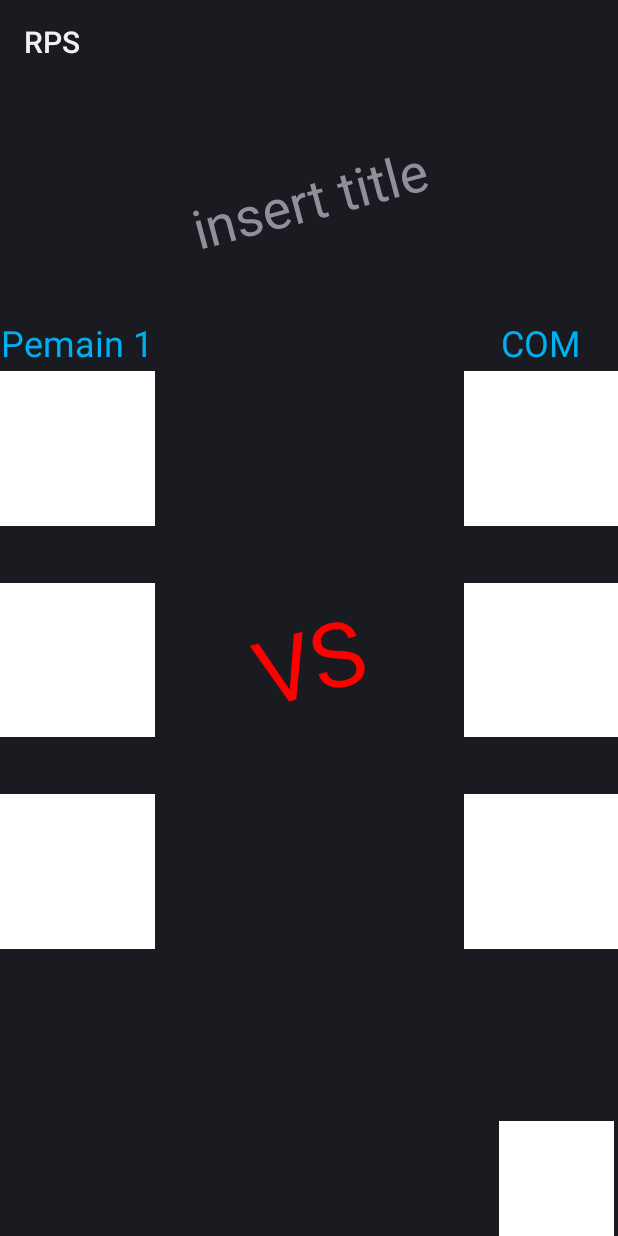
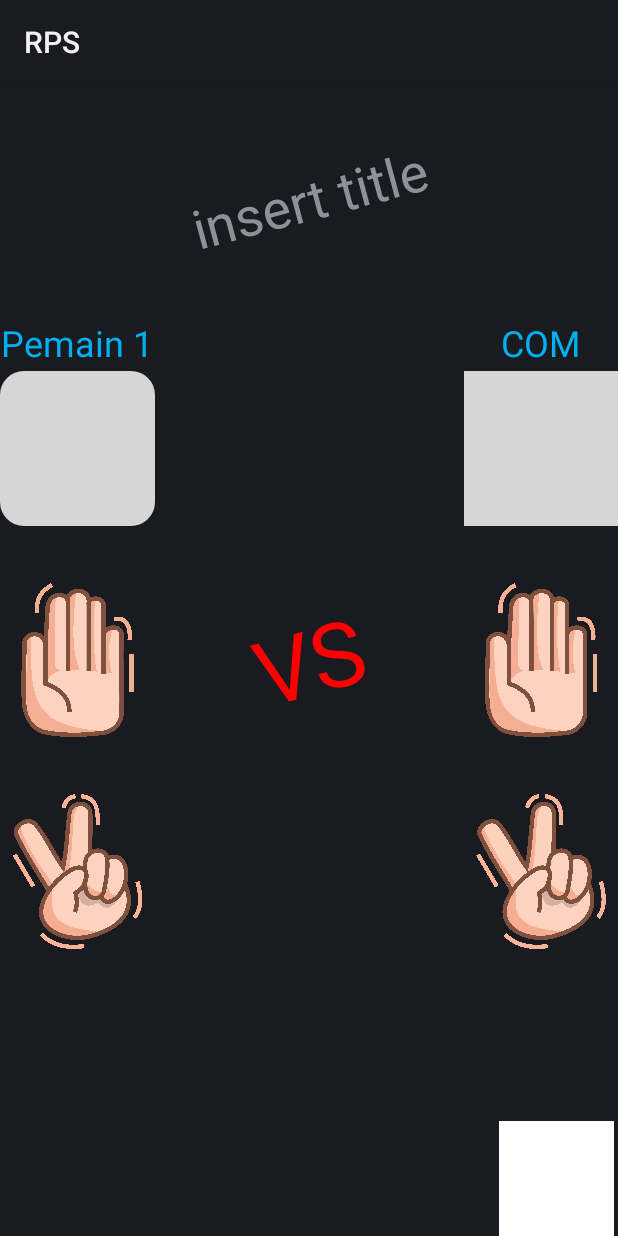
Before and after one commit to JV1703/RPS-Android-Chapter_4-Challenge, an Android app: the layout activity_main.xml on its own in the app's theme, with its tools: preview values and no code run, on a phone screen of 412 x 824 dp. Run offline under Robolectric (Android 15) with nearby library versions, the phone set to English and light mode, and no system bars; Roboto replaces fonts that are not available here; grey boxes are pictures that could not be loaded.

Commit message:
added round border to the buttons

```diff
--- a/app/build.gradle
+++ b/app/build.gradle
@@ -42,6 +42,7 @@ dependencies {
     implementation 'androidx.appcompat:appcompat:1.3.1'
     implementation 'com.google.android.material:material:1.4.0'
     implementation 'androidx.constraintlayout:constraintlayout:2.1.1'
+    implementation 'androidx.cardview:cardview:1.0.0'
     testImplementation 'junit:junit:4.+'
     androidTestImplementation 'androidx.test.ext:junit:1.1.3'
     androidTestImplementation 'androidx.test.espresso:espresso-core:3.4.0'
--- a/app/src/main/res/layout/activity_main.xml
+++ b/app/src/main/res/layout/activity_main.xml
@@ -21,11 +21,10 @@
         tools:layout_editor_absoluteX="0dp"
         tools:layout_editor_absoluteY="-1dp">
 
-        <ImageButton
+        <com.google.android.material.imageview.ShapeableImageView
             android:id="@+id/batuPlayer"
             android:layout_width="0dp"
             android:layout_height="0dp"
-            android:background="@color/white"
             android:scaleType="fitCenter"
             app:layout_constraintBottom_toTopOf="@+id/kertasPlayer"
             app:layout_constraintDimensionRatio="1:1"
@@ -33,13 +32,26 @@
             app:layout_constraintHorizontal_bias="0.0"
             app:layout_constraintStart_toStartOf="@+id/kertasPlayer"
             app:layout_constraintTop_toTopOf="@+id/guideline4"
+            app:shapeAppearance="@style/roundedCorners"
             app:srcCompat="@drawable/batu_rounded_corners" />
 
-        <ImageButton
+        <com.google.android.material.imageview.ShapeableImageView
+            android:id="@+id/kertasPlayer"
+            android:layout_width="0dp"
+            android:layout_height="0dp"
+            android:scaleType="fitCenter"
+            app:layout_constraintBottom_toTopOf="@+id/guntingPlayer"
+            app:layout_constraintDimensionRatio="1:1"
+            app:layout_constraintEnd_toStartOf="@+id/guideline2"
+            app:layout_constraintStart_toStartOf="parent"
+            app:layout_constraintTop_toBottomOf="@+id/batuPlayer"
+            app:shapeAppearance="@style/roundedCorners"
+            app:srcCompat="@drawable/kertas" />
+
+        <com.google.android.material.imageview.ShapeableImageView
             android:id="@+id/guntingPlayer"
             android:layout_width="0dp"
             android:layout_height="0dp"
-            android:background="@color/white"
             android:scaleType="fitCenter"
             app:layout_constraintBottom_toTopOf="@+id/guideline5"
             app:layout_constraintDimensionRatio="1:1"
@@ -47,26 +59,13 @@
             app:layout_constraintHorizontal_bias="0.0"
             app:layout_constraintStart_toStartOf="@+id/kertasPlayer"
             app:layout_constraintTop_toBottomOf="@+id/kertasPlayer"
+            app:shapeAppearance="@style/roundedCorners"
             app:srcCompat="@drawable/gunting" />
 
-        <ImageButton
-            android:id="@+id/kertasPlayer"
-            android:layout_width="0dp"
-            android:layout_height="0dp"
-            android:background="@color/white"
-            android:scaleType="fitCenter"
-            app:layout_constraintBottom_toTopOf="@+id/guntingPlayer"
-            app:layout_constraintDimensionRatio="1:1"
-            app:layout_constraintEnd_toStartOf="@+id/guideline2"
-            app:layout_constraintStart_toStartOf="parent"
-            app:layout_constraintTop_toBottomOf="@+id/batuPlayer"
-            app:srcCompat="@drawable/kertas" />
-
-        <ImageButton
+        <com.google.android.material.imageview.ShapeableImageView
             android:id="@+id/batuComputer"
             android:layout_width="0dp"
             android:layout_height="0dp"
-            android:background="@color/white"
             android:scaleType="fitCenter"
             app:layout_constraintBottom_toTopOf="@+id/kertasComputer"
             app:layout_constraintDimensionRatio="1:1"
@@ -74,13 +73,13 @@
             app:layout_constraintHorizontal_bias="0.0"
             app:layout_constraintStart_toStartOf="@+id/kertasComputer"
             app:layout_constraintTop_toTopOf="@+id/guideline4"
+            app:shapeAppearance="@style/roundedCorners"
             app:srcCompat="@drawable/batu" />
 
-        <ImageButton
+        <com.google.android.material.imageview.ShapeableImageView
             android:id="@+id/kertasComputer"
             android:layout_width="0dp"
             android:layout_height="0dp"
-            android:background="@color/white"
             android:scaleType="fitCenter"
             app:layout_constraintBottom_toTopOf="@+id/guntingComputer"
             app:layout_constraintDimensionRatio="1:1"
@@ -88,13 +87,13 @@
             app:layout_constraintHorizontal_bias="0.5"
             app:layout_constraintStart_toStartOf="@+id/guideline3"
             app:layout_constraintTop_toBottomOf="@+id/batuComputer"
+            app:shapeAppearance="@style/roundedCorners"
             app:srcCompat="@drawable/kertas" />
 
-        <ImageButton
+        <com.google.android.material.imageview.ShapeableImageView
             android:id="@+id/guntingComputer"
             android:layout_width="0dp"
             android:layout_height="0dp"
-            android:background="@color/white"
             android:scaleType="fitCenter"
             app:layout_constraintBottom_toTopOf="@+id/guideline5"
             app:layout_constraintDimensionRatio="1:1"
@@ -102,6 +101,7 @@
             app:layout_constraintHorizontal_bias="0.5"
             app:layout_constraintStart_toStartOf="@+id/kertasComputer"
             app:layout_constraintTop_toBottomOf="@+id/kertasComputer"
+            app:shapeAppearance="@style/roundedCorners"
             app:srcCompat="@drawable/gunting" />
 
         <TextView
--- /dev/null
+++ b/app/src/main/res/values/styles.xml
@@ -0,0 +1,9 @@
+<?xml version="1.0" encoding="utf-8"?>
+<resources>
+
+    <style name="roundedCorners" parent="">
+        <item name="cornerFamily">rounded</item>
+        <item name="cornerSize">16dp</item>
+    </style>
+
+</resources>
```
Also changed, not shown: app/src/main/res/drawable-xxxhdpi/gunting.webp (added), app/src/main/res/drawable-xxxhdpi/kertas.webp (added), app/src/main/res/drawable-xxxhdpi/refresh.png (deleted), app/src/main/res/drawable-xxxhdpi/refresh.webp (added), 2 other files.
